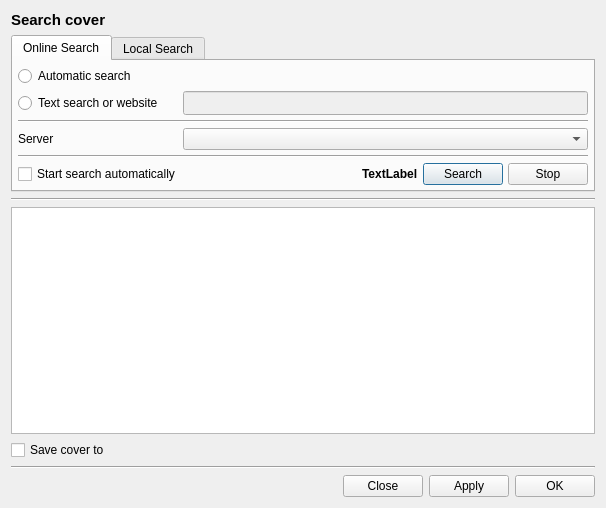
Old version of the form src/Gui/Covers/GUI_AlternativeCovers.ui in the repository Inferno214221/sayonara-player.
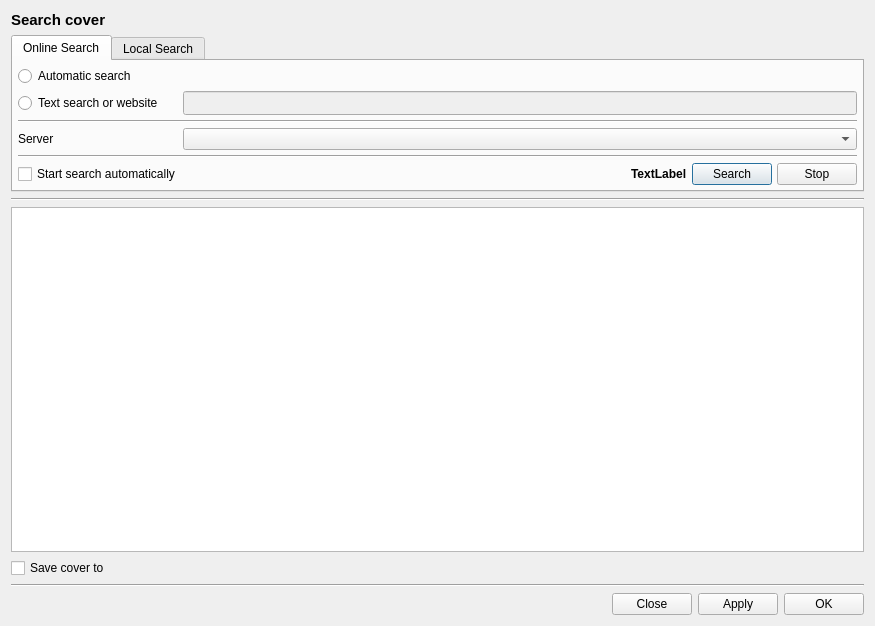
New version of the form. The open tabs and pages were chosen to show the change. Custom widgets are drawn as their Qt base class.

What changed in the file:
```diff
--- a/src/Gui/Covers/GUI_AlternativeCovers.ui
+++ b/src/Gui/Covers/GUI_AlternativeCovers.ui
@@ -6,8 +6,8 @@
    <rect>
     <x>0</x>
     <y>0</y>
-    <width>606</width>
-    <height>508</height>
+    <width>875</width>
+    <height>626</height>
    </rect>
   </property>
   <property name="windowTitle">
@@ -160,7 +160,7 @@
           </widget>
          </item>
          <item row="3" column="1">
-          <widget class="Gui::ComboBox" name="combo_search_fetchers"/>
+          <widget class="Gui::ComboBox" name="comboSearchFetchers"/>
          </item>
          <item row="3" column="0">
           <widget class="QLabel" name="lab_server">
```
Left out of the diff: 39 changed lines with no effect on the pictures.
